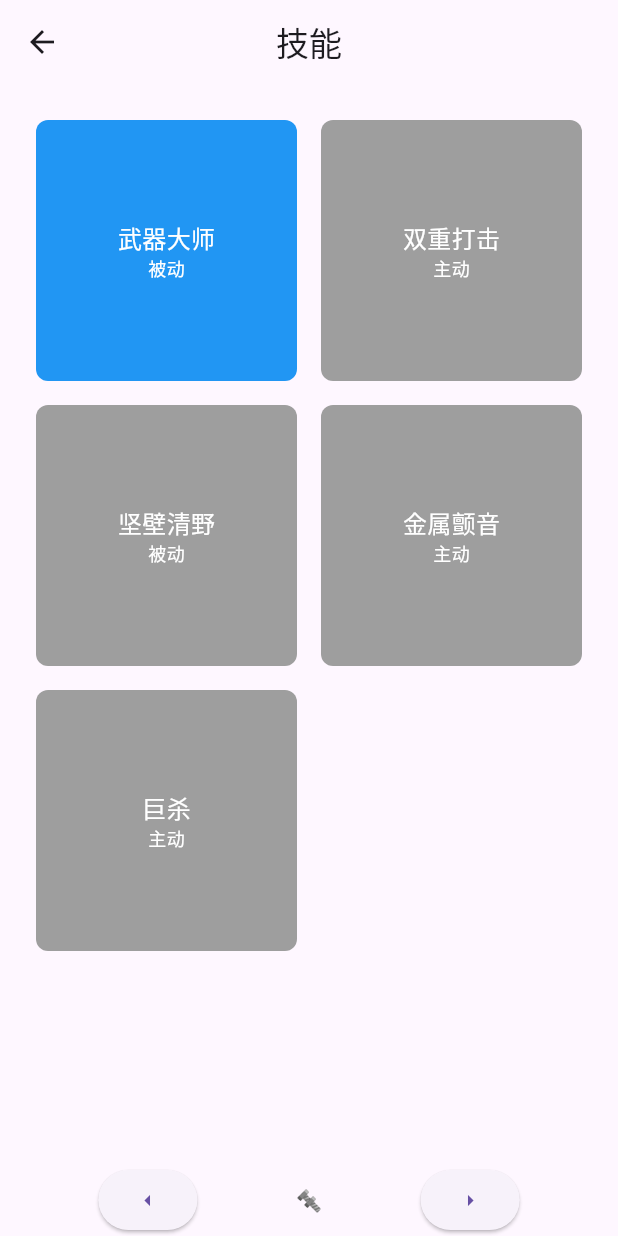
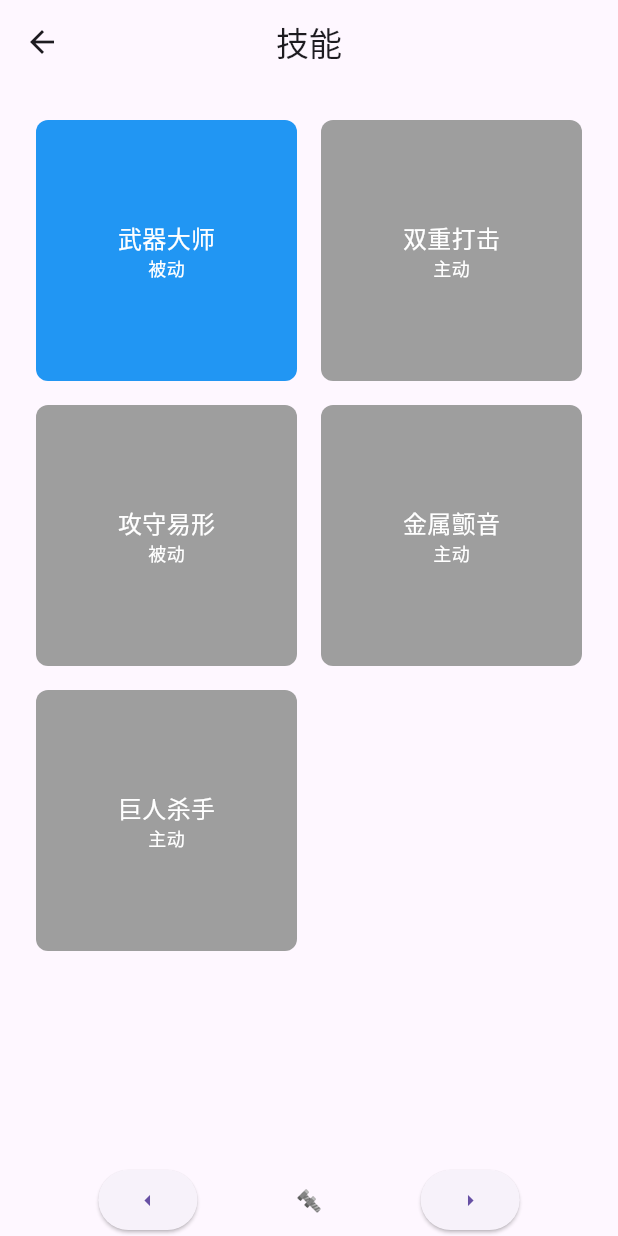
Before and after one commit to Rebort-a/ElementalBattle, a Flutter app: the screen it shows after launch, after a tap on "技能", on a phone screen of 412 x 824 dp. Run offline on Flutter 3.47's test engine with Material 3 defaults, Android fonts, the phone set to English and light mode, and no system bars.

Commit message:
调整元素名称为灵根

```diff
--- a/flutter_code/lib/foundation/skill.dart
+++ b/flutter_code/lib/foundation/skill.dart
@@ -272,8 +272,8 @@ class SkillCollection {
 
   static final CombatSkill metalPassive_1 = CombatSkill(
     id: SkillID.metalPassive_1,
-    name: "坚壁清野",
-    description: "双重打击可以施加给己方任一元素。",
+    name: "攻守易形",
+    description: "双重打击可以施加给己方任一灵根，使其下次攻击时，额外进行一次。",
     type: SkillType.passive,
     targetType: SkillTarget.selfAny,
     handler: (skills, effects) {
@@ -284,7 +284,7 @@ class SkillCollection {
   static final CombatSkill waterPassive_1 = CombatSkill(
     id: SkillID.waterPassive_1,
     name: "逆水行舟",
-    description: "拖泥带水可以施加给敌方任一元素。",
+    description: "拖泥带水可以施加给敌方任一灵根，使其下次攻击时，减少50%的攻击力，生效两次。",
     type: SkillType.passive,
     targetType: SkillTarget.enemyAny,
     handler: (skills, effects) {
@@ -295,7 +295,7 @@ class SkillCollection {
   static final CombatSkill woodPassive_1 = CombatSkill(
     id: SkillID.woodPassive_1,
     name: "开枝散叶",
-    description: "根深蒂固可以施加给己方任一元素。",
+    description: "根深蒂固可以施加给己方任一灵根，根据生命上限的12.5%的回复其生命。",
     type: SkillType.passive,
     targetType: SkillTarget.selfAny,
     handler: (skills, effects) {
@@ -306,7 +306,7 @@ class SkillCollection {
   static final CombatSkill firePassive_1 = CombatSkill(
     id: SkillID.firePassive_1,
     name: "薪火相传",
-    description: "爆裂魔法可以施加给己方任一元素，并在生效后，切换其上场。",
+    description: "爆裂魔法可以施加给己方任一灵根，使其攻击时，获得100%附魔比例，造成无视防御的法术伤害。并在生效后，切换其上场。",
     type: SkillType.passive,
     targetType: SkillTarget.selfAny,
     handler: (skills, effects) {
@@ -317,7 +317,7 @@ class SkillCollection {
   static final CombatSkill earthPassive_1 = CombatSkill(
     id: SkillID.earthPassive_1,
     name: "反击风暴",
-    description: "以卵击石可以施加给己方任一元素。",
+    description: "以卵击石可以施加给己方任一灵根，使其下次受到伤害时，进行一次攻击。",
     type: SkillType.passive,
     targetType: SkillTarget.selfAny,
     handler: (skills, effects) {
@@ -387,7 +387,7 @@ class SkillCollection {
 
   static final CombatSkill metalActive_2 = CombatSkill(
     id: SkillID.metalActive_2,
-    name: "巨杀",
+    name: "巨人杀手",
     description: "攻击时，基于敌方当前生命值的25%，提高自身攻击力，生效一次。",
     type: SkillType.active,
     targetType: SkillTarget.selfFront,
--- a/flutter_code/lib/middleware/elemental.dart
+++ b/flutter_code/lib/middleware/elemental.dart
@@ -147,8 +147,8 @@ class Elemental extends MovableEntity {
     required super.y,
     required super.x,
   }) {
-    _energies = _getRandomEnergies(count); // 根据元素数量初始化元素列表
-    _current = _random.nextInt(count); // 当前元素为随机
+    _energies = _getRandomEnergies(count); // 根据灵根数量初始化灵根列表
+    _current = _random.nextInt(count); // 当前灵根为随机
     _updatePreview();
   }
 
@@ -297,7 +297,7 @@ class EnemyElemental extends Elemental {
   _upgradeRandom(int times) {
     times += 3 * (5 - count);
     for (int i = 0; i < times; i++) {
-      int elementIndex = _random.nextInt(count); // 随机选择一个元素
+      int elementIndex = _random.nextInt(count); // 随机选择一个灵根
       AttributeType attributeType = AttributeType
           .values[_random.nextInt(AttributeType.values.length)]; // 随机选择一个属性
       upgradeEnergy(elementIndex, attributeType); // 进行升级
--- a/flutter_code/lib/middleware/home_logic.dart
+++ b/flutter_code/lib/middleware/home_logic.dart
@@ -169,7 +169,7 @@ class HomeLogic {
       entityID = EntityID.boss;
     }
 
-    // 随机敌人元素数量
+    // 随机敌人灵根数量
     int elementCount = _random.nextInt(EnergyType.values.length) + 1;
 
     // 根据层数和敌人类型确定等级
```
Also changed, not shown: flutter_code/lib/middleware/common.dart (+4 -4 lines).
